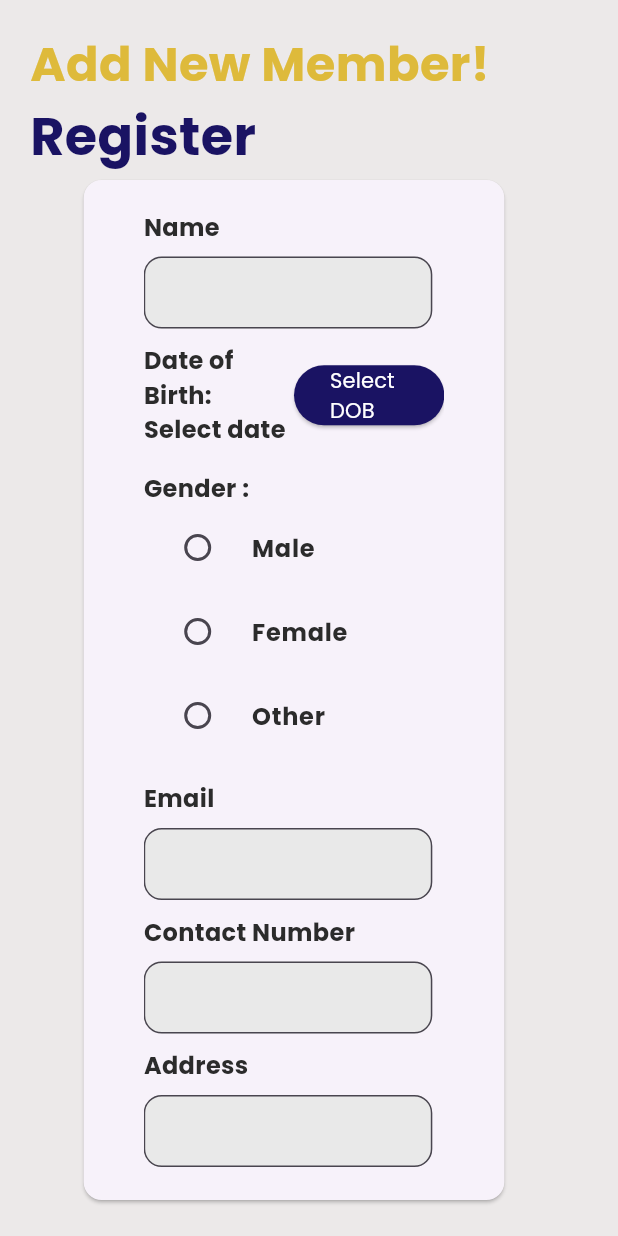
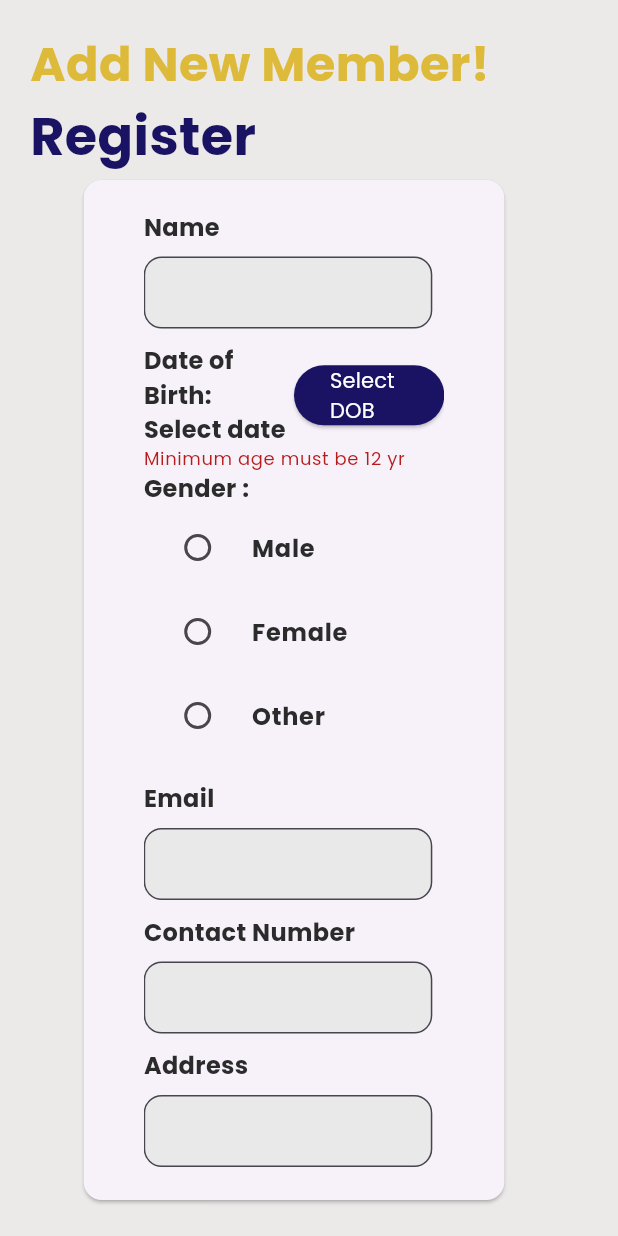
Before and after one commit to piyushkarmacharya/gym_admin_desktop_app, a Flutter app: the RegisterMember screen opened directly, on a phone screen of 412 x 824 dp. Run offline on Flutter 3.47's test engine with Material 3 defaults, Android fonts, the phone set to English and light mode, and no system bars; our stand-ins replace image_picker, qr_flutter, table_calendar; missing offline and left inert: dart:ffi.

```diff
--- a/lib/pages/register_member.dart
+++ b/lib/pages/register_member.dart
@@ -85,9 +85,9 @@ class _RegisterMemberState extends State<RegisterMember> {
   }
 
   Map error = {};
+  bool circular = false;
 
   Future<void> registerMember() async {
-
     try {
       final screenHeight = MediaQuery.of(context).size.height;
       final screenWidth = MediaQuery.of(context).size.width;
@@ -97,9 +97,9 @@ class _RegisterMemberState extends State<RegisterMember> {
         "gender": _selectedGender,
         "email": ctr[1].text,
         "contact_number": ctr[2].text,
-        "address":ctr[3].text,
-        "weight": ctr[4].text.isEmpty?"0":ctr[4].text,
-        "height": ctr[5].text.isEmpty?"0": ctr[5].text,
+        "address": ctr[3].text,
+        "weight": ctr[4].text.isEmpty ? "0" : ctr[4].text,
+        "height": ctr[5].text.isEmpty ? "0" : ctr[5].text,
         'photo': imgstr,
         // 'password': ctr[6].text
       };
@@ -108,7 +108,11 @@ class _RegisterMemberState extends State<RegisterMember> {
         headers: {'Content-Type': 'application/json'},
         body: jsonEncode(data),
       );
+
       if (Response.statusCode == 200) {
+        setState(() {
+          circular = false;
+        });
         print(jsonDecode(Response.body)['password']);
         ScaffoldMessenger.of(context).showSnackBar(
           SnackBar(
@@ -139,6 +143,7 @@ class _RegisterMemberState extends State<RegisterMember> {
         );
       } else {
         setState(() {
+          circular = false;
           error = jsonDecode(Response.body);
           _formKey.currentState!.validate();
         });
@@ -157,6 +162,16 @@ class _RegisterMemberState extends State<RegisterMember> {
     DateTime dob = _dob ?? DateTime.now();
     String formateddob = DateFormat("yyyy-MM-dd").format(dob);
     String today = DateFormat("yyyy-MM-dd").format(DateTime.now());
+    if (DateTime.now().year - dob.year < 12) {
+      setState(() {
+        ageError = true;
+      });
+    } else {
+      setState(() {
+        ageError = false;
+      });
+
+    }
 
     return Scaffold(
         body: Padding(
@@ -187,6 +202,7 @@ class _RegisterMemberState extends State<RegisterMember> {
                   child: Padding(
                     padding: const EdgeInsets.fromLTRB(40, 20, 40, 16),
                     child: Form(
+                      autovalidateMode: AutovalidateMode.onUserInteraction,
                       key: _formKey,
                       child: SingleChildScrollView(
                         scrollDirection: Axis.vertical,
@@ -373,7 +389,7 @@ class _RegisterMemberState extends State<RegisterMember> {
                                         .hasMatch(value)) {
                                       return "Enter valid address";
                                     }
-                                  }else{
+                                  } else {
                                     return "Please enter address";
                                   }
                                   return null;
@@ -545,14 +561,15 @@ class _RegisterMemberState extends State<RegisterMember> {
                                       ),
                                     ),
                                     onPressed: () {
-                                      setState(() {});
                                       if (_selectedGender == null) {
                                         genderError = true;
                                       } else {
                                         genderError = false;
                                       }
                                       if (DateTime.now().year - dob.year < 12) {
-                                        ageError = true;
+                                        setState(() {
+                                          ageError = true;
+                                        });
                                       } else {
                                         ageError = false;
                                       }
@@ -560,7 +577,9 @@ class _RegisterMemberState extends State<RegisterMember> {
                                           genderError == false &&
                                           ageError == false &&
                                           imgstr != null) {
-
+                                        setState(() {
+                                          circular = true;
+                                        });
                                         registerMember();
                                       } else {
                                         print("Error");
@@ -568,10 +587,17 @@ class _RegisterMemberState extends State<RegisterMember> {
                                     },
                                     child: Padding(
                                       padding: const EdgeInsets.all(8.0),
-                                      child: Text(
-                                        "Submit",
-                                        style: TextStyle(color: Colors.white),
-                                      ),
+                                      child: circular == false
+                                          ? Text(
+                                              "Submit",
+                                              style: TextStyle(
+                                                  color: Colors.white),
+                                            )
+                                          : Container(
+                                              height: 15,
+                                              width: 15,
+                                              child:
+                                                  CircularProgressIndicator()),
                                     ),
                                   ),
                                 ),
```
